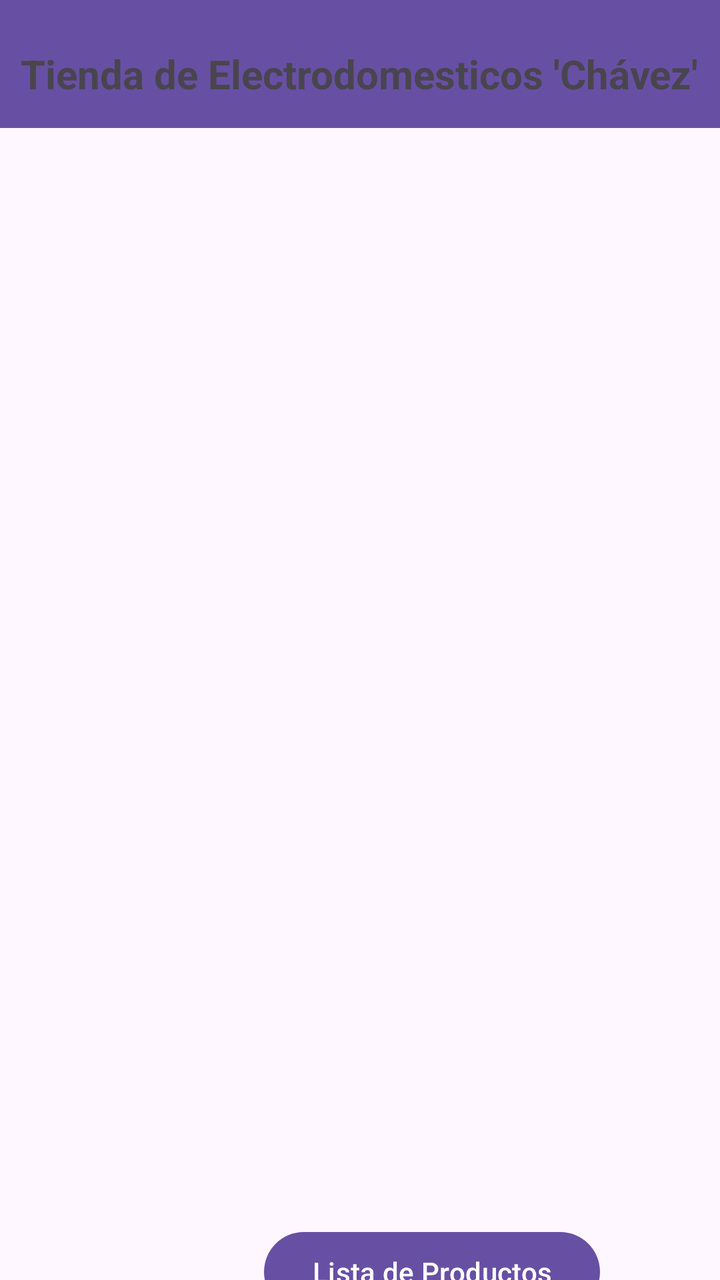
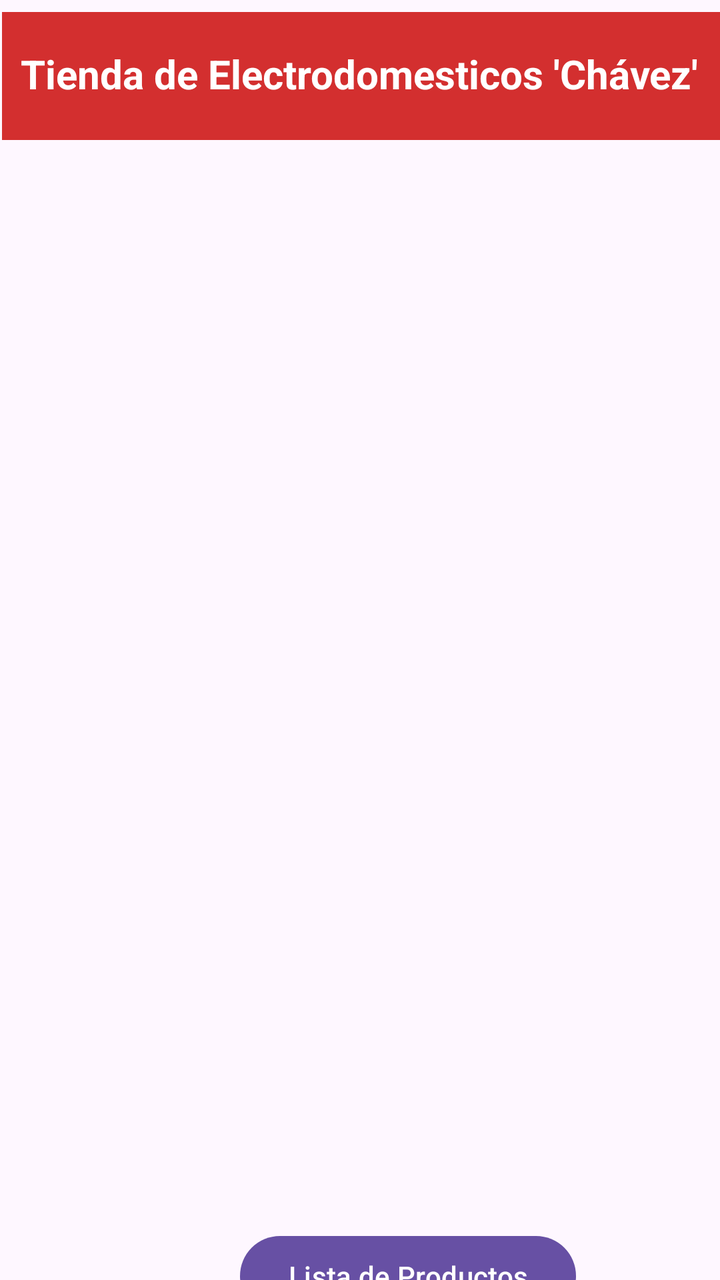

An Android layout rendered at two revisions. The XML below is the earlier revision; the diff shows what the commit changed to produce the second picture.
<!-- AndroidManifest.xml: application theme Theme.AppTienda -->
<!-- res/layout/activity_main.xml -->
<?xml version="1.0" encoding="utf-8"?>
<androidx.constraintlayout.widget.ConstraintLayout xmlns:android="http://schemas.android.com/apk/res/android"
    xmlns:app="http://schemas.android.com/apk/res-auto"
    xmlns:tools="http://schemas.android.com/tools"
    android:id="@+id/main"
    android:layout_width="match_parent"
    android:layout_height="match_parent"
    tools:context=".MainActivity">

    <androidx.appcompat.widget.Toolbar
        android:id="@+id/toolbar"
        android:layout_width="409dp"
        android:layout_height="wrap_content"
        android:background="?attr/colorPrimary"
        android:minHeight="?attr/actionBarSize"
        android:theme="?attr/actionBarTheme"
        tools:layout_editor_absoluteX="1dp"
        tools:layout_editor_absoluteY="6dp" />

    <TextView
        android:layout_width="wrap_content"
        android:layout_height="wrap_content"
        android:text="Tienda de Electrodomesticos 'Chávez'"
        android:textSize="20sp"
        android:textStyle="bold"
        app:layout_constraintBottom_toBottomOf="parent"
        app:layout_constraintEnd_toEndOf="parent"
        app:layout_constraintHorizontal_bias="0.492"
        app:layout_constraintStart_toStartOf="parent"
        app:layout_constraintTop_toTopOf="parent"
        app:layout_constraintVertical_bias="0.038" />

    <Button
        android:id="@+id/button"
        android:layout_width="wrap_content"
        android:layout_height="wrap_content"
        android:layout_marginStart="132dp"
        android:layout_marginTop="548dp"
        android:text="Lista de Productos"
        app:layout_constraintStart_toStartOf="parent"
        app:layout_constraintTop_toBottomOf="@+id/toolbar" />

</androidx.constraintlayout.widget.ConstraintLayout>
<!-- resources referenced by this layout -->
<resources>
  <style name="Theme.AppTienda" parent="Base.Theme.AppTienda" />
  <style name="Base.Theme.AppTienda" parent="Theme.Material3.DayNight.NoActionBar">
          
          
      </style>
</resources>

<!-- the commit's change to res/layout/activity_main.xml (unified diff, before → after) -->
@@ -1,43 +1,54 @@
 <?xml version="1.0" encoding="utf-8"?>
-<androidx.constraintlayout.widget.ConstraintLayout xmlns:android="http://schemas.android.com/apk/res/android"
+<layout xmlns:android="http://schemas.android.com/apk/res/android"
     xmlns:app="http://schemas.android.com/apk/res-auto"
-    xmlns:tools="http://schemas.android.com/tools"
-    android:id="@+id/main"
-    android:layout_width="match_parent"
-    android:layout_height="match_parent"
-    tools:context=".MainActivity">
+    xmlns:tools="http://schemas.android.com/tools">
 
-    <androidx.appcompat.widget.Toolbar
-        android:id="@+id/toolbar"
-        android:layout_width="409dp"
-        android:layout_height="wrap_content"
-        android:background="?attr/colorPrimary"
-        android:minHeight="?attr/actionBarSize"
-        android:theme="?attr/actionBarTheme"
-        tools:layout_editor_absoluteX="1dp"
-        tools:layout_editor_absoluteY="6dp" />
+    <data>
 
-    <TextView
-        android:layout_width="wrap_content"
-        android:layout_height="wrap_content"
-        android:text="Tienda de Electrodomesticos 'Chávez'"
-        android:textSize="20sp"
-        android:textStyle="bold"
-        app:layout_constraintBottom_toBottomOf="parent"
-        app:layout_constraintEnd_toEndOf="parent"
-        app:layout_constraintHorizontal_bias="0.492"
-        app:layout_constraintStart_toStartOf="parent"
-        app:layout_constraintTop_toTopOf="parent"
-        app:layout_constraintVertical_bias="0.038" />
+    </data>
 
-    <Button
-        android:id="@+id/button"
-        android:layout_width="wrap_content"
-        android:layout_height="wrap_content"
-        android:layout_marginStart="132dp"
-        android:layout_marginTop="548dp"
-        android:text="Lista de Productos"
-        app:layout_constraintStart_toStartOf="parent"
-        app:layout_constraintTop_toBottomOf="@+id/toolbar" />
+    <androidx.constraintlayout.widget.ConstraintLayout
+        android:id="@+id/main"
+        android:layout_width="match_parent"
+        android:layout_height="match_parent"
+        tools:context=".MainActivity">
 
-</androidx.constraintlayout.widget.ConstraintLayout>
+        <androidx.appcompat.widget.Toolbar
+            android:id="@+id/toolbar"
+            android:layout_width="409dp"
+            android:layout_height="wrap_content"
+            android:layout_marginStart="1dp"
+            android:layout_marginTop="6dp"
+            android:background="#D32F2F"
+            android:minHeight="?attr/actionBarSize"
+            android:theme="?attr/actionBarTheme"
+            app:layout_constraintStart_toStartOf="parent"
+            app:layout_constraintTop_toTopOf="parent" />
+
+        <TextView
+            android:layout_width="wrap_content"
+            android:layout_height="wrap_content"
+            android:text="Tienda de Electrodomesticos 'Chávez'"
+            android:textColor="@color/white"
+            android:textColorLink="#FDFCFC"
+            android:textSize="20sp"
+            android:textStyle="bold"
+            app:layout_constraintBottom_toBottomOf="parent"
+            app:layout_constraintEnd_toEndOf="parent"
+            app:layout_constraintHorizontal_bias="0.492"
+            app:layout_constraintStart_toStartOf="parent"
+            app:layout_constraintTop_toTopOf="parent"
+            app:layout_constraintVertical_bias="0.038" />
+
+        <Button
+            android:id="@+id/button"
+            android:layout_width="wrap_content"
+            android:layout_height="wrap_content"
+            android:layout_marginStart="120dp"
+            android:layout_marginTop="544dp"
+            android:text="Lista de Productos"
+            app:layout_constraintStart_toStartOf="parent"
+            app:layout_constraintTop_toBottomOf="@+id/toolbar" />
+
+    </androidx.constraintlayout.widget.ConstraintLayout>
+</layout>
<!-- resource entries referenced after the edit -->
@@ -1,5 +1,6 @@
 <!-- resources referenced by this layout -->
 <resources>
+  <color name="white">#FFFFFFFF</color>
   <style name="Theme.AppTienda" parent="Base.Theme.AppTienda" />
   <style name="Base.Theme.AppTienda" parent="Theme.Material3.DayNight.NoActionBar">
           
